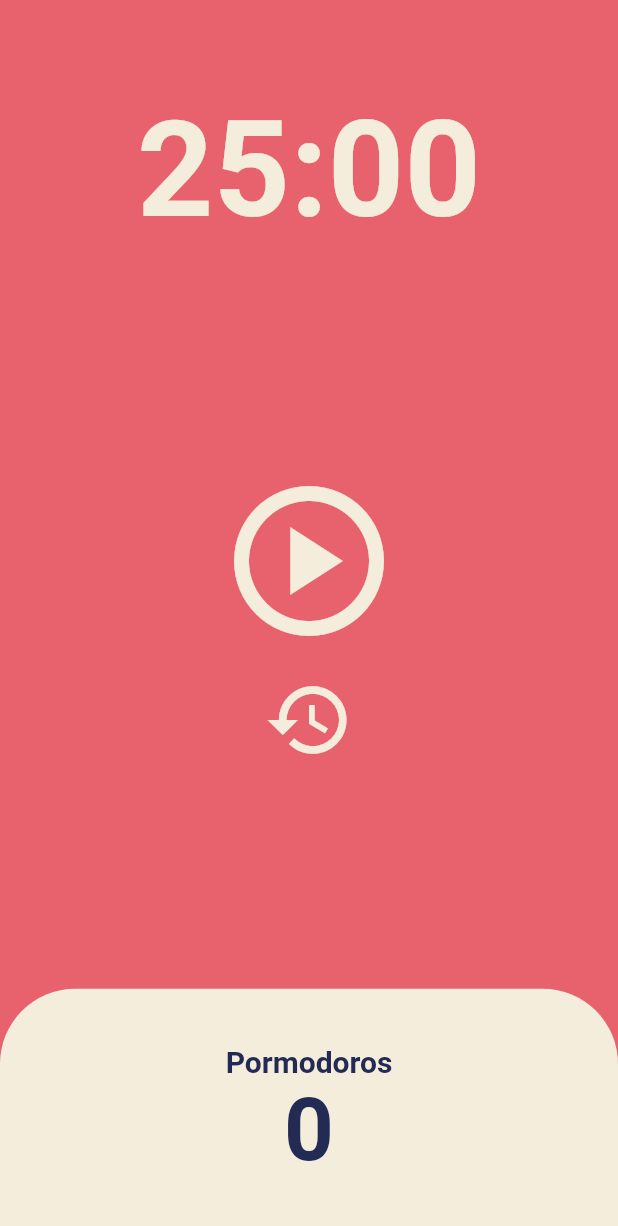
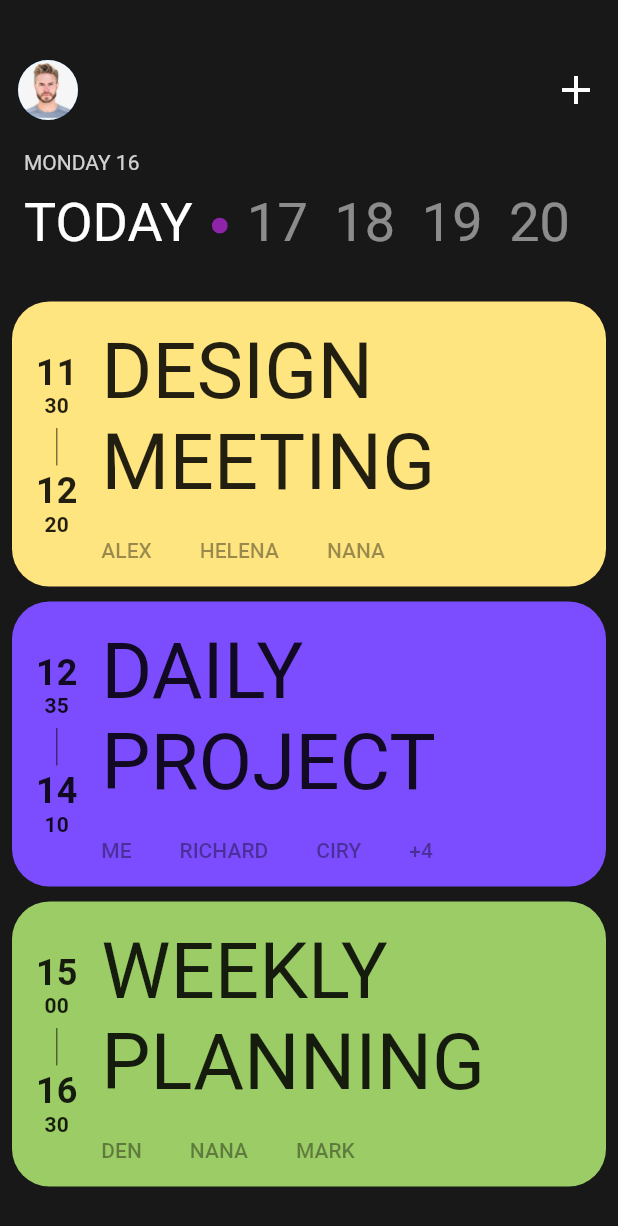
Before and after one commit to developerQuo/toonflix, a Flutter app: the screen it shows after launch, on a phone screen of 412 x 824 dp. Shown: the top 1226 px of the screen. Run offline on Flutter 3.47's test engine with Material 2 defaults, Android fonts, the phone set to English and light mode, and no system bars.

Commit message:
ui clone assignment

```diff
--- a/lib/main.dart
+++ b/lib/main.dart
@@ -1,10 +1,11 @@
 import 'package:flutter/material.dart';
-import 'package:toonflix/pomodoro.dart';
+import 'package:toonflix/ui_clone.dart';
 import 'package:toonflix/widgets/button.dart';
 import 'package:toonflix/widgets/currency_card.dart';
 
 void main() {
-  runApp(const PromodoApp());
+  runApp(const UIClone());
+  // runApp(const PromodoApp());
   // runApp(const Counter());
   // runApp(const MyApp());
 }
--- /dev/null
+++ b/lib/ui_clone.dart
@@ -0,0 +1,129 @@
+import 'package:flutter/material.dart';
+import 'package:toonflix/widgets/calendar_card.dart';
+
+class UIClone extends StatelessWidget {
+  const UIClone({super.key});
+
+  @override
+  Widget build(BuildContext context) {
+    return MaterialApp(
+      home: Scaffold(
+        backgroundColor: const Color(0xFF181818),
+        body: SingleChildScrollView(
+          clipBehavior: Clip.hardEdge,
+          child: Column(
+            children: [
+              const SizedBox(
+                height: 40,
+              ),
+              const Padding(
+                  padding: EdgeInsets.symmetric(horizontal: 12),
+                  child: Row(
+                    mainAxisAlignment: MainAxisAlignment.spaceBetween,
+                    children: [
+                      CircleAvatar(
+                        backgroundImage:
+                            AssetImage('assets/images/portrait_male.png'),
+                      ),
+                      Row(
+                        mainAxisAlignment: MainAxisAlignment.spaceBetween,
+                        children: [
+                          Icon(
+                            Icons.add,
+                            size: 32,
+                            color: Colors.white,
+                          ),
+                        ],
+                      ),
+                    ],
+                  )),
+              const SizedBox(
+                height: 20,
+              ),
+              Padding(
+                padding: const EdgeInsets.symmetric(horizontal: 16),
+                child: Column(
+                  crossAxisAlignment: CrossAxisAlignment.start,
+                  children: [
+                    Text(
+                      'MONDAY 16',
+                      style: TextStyle(
+                        color: Colors.white.withOpacity(0.8),
+                        fontSize: 14,
+                      ),
+                    ),
+                    Row(
+                      children: [
+                        const Text(
+                          'TODAY',
+                          style: TextStyle(fontSize: 36, color: Colors.white),
+                        ),
+                        Text(
+                          ' ∙ ',
+                          style: TextStyle(
+                              fontSize: 48,
+                              fontWeight: FontWeight.bold,
+                              color: Colors.purple.shade600),
+                        ),
+                        Text(
+                          '17  18  19  20',
+                          style: TextStyle(
+                              fontSize: 36,
+                              color: Colors.white.withOpacity(0.5)),
+                        ),
+                      ],
+                    ),
+                  ],
+                ),
+              ),
+              const SizedBox(
+                height: 20,
+              ),
+              CalendarCard(
+                title: 'DESIGN\nMEETING',
+                names: const ['ALEX', 'HELENA', 'NANA'],
+                fromHour: '11',
+                fromMinute: '30',
+                toHour: '12',
+                toMinute: '20',
+                color: Colors.amberAccent.shade100,
+              ),
+              const SizedBox(
+                height: 10,
+              ),
+              CalendarCard(
+                title: 'DAILY\nPROJECT',
+                names: const [
+                  'ME',
+                  'RICHARD',
+                  'CIRY',
+                  'ROME',
+                  'JULIA',
+                  'JACK',
+                  'JANE'
+                ],
+                fromHour: '12',
+                fromMinute: '35',
+                toHour: '14',
+                toMinute: '10',
+                color: Colors.deepPurpleAccent.shade200,
+              ),
+              const SizedBox(
+                height: 10,
+              ),
+              CalendarCard(
+                title: 'WEEKLY\nPLANNING',
+                names: const ['DEN', 'NANA', 'MARK'],
+                fromHour: '15',
+                fromMinute: '00',
+                toHour: '16',
+                toMinute: '30',
+                color: Colors.lightGreen.shade400,
+              ),
+            ],
+          ),
+        ),
+      ),
+    );
+  }
+}
--- /dev/null
+++ b/lib/widgets/calendar_card.dart
@@ -0,0 +1,118 @@
+import 'package:flutter/material.dart';
+
+class CalendarCard extends StatelessWidget {
+  final String title, fromHour, fromMinute, toHour, toMinute;
+  final List<String> names;
+  final Color color;
+
+  const CalendarCard({
+    super.key,
+    required this.title,
+    required this.names,
+    required this.color,
+    required this.fromHour,
+    required this.fromMinute,
+    required this.toHour,
+    required this.toMinute,
+  });
+
+  @override
+  Widget build(BuildContext context) {
+    return Padding(
+      padding: const EdgeInsets.symmetric(horizontal: 8),
+      child: Container(
+        decoration: BoxDecoration(
+          color: color,
+          borderRadius: BorderRadius.circular(25),
+        ),
+        child: Padding(
+          padding: const EdgeInsets.symmetric(horizontal: 16, vertical: 16),
+          child: Row(
+            crossAxisAlignment: CrossAxisAlignment.center,
+            children: [
+              Column(
+                children: [
+                  Text(
+                    fromHour,
+                    style: const TextStyle(
+                      fontSize: 24,
+                      fontWeight: FontWeight.bold,
+                    ),
+                  ),
+                  Text(
+                    fromMinute,
+                    style: const TextStyle(
+                      fontSize: 14,
+                      fontWeight: FontWeight.w600,
+                    ),
+                  ),
+                  const Text(
+                    '|',
+                    style: TextStyle(
+                      fontSize: 30,
+                      fontWeight: FontWeight.w100,
+                    ),
+                  ),
+                  Text(
+                    toHour,
+                    style: const TextStyle(
+                      fontSize: 24,
+                      fontWeight: FontWeight.bold,
+                    ),
+                  ),
+                  Text(
+                    toMinute,
+                    style: const TextStyle(
+                        fontSize: 14, fontWeight: FontWeight.w600),
+                  ),
+                ],
+              ),
+              const SizedBox(
+                width: 16,
+              ),
+              Column(
+                crossAxisAlignment: CrossAxisAlignment.start,
+                children: [
+                  Text(
+                    title,
+                    style: const TextStyle(
+                      fontSize: 52,
+                    ),
+                  ),
+                  const SizedBox(
+                    height: 20,
+                  ),
+                  Row(
+                    children: [
+                      for (var name in names.sublist(0, 3))
+                        Padding(
+                          padding: const EdgeInsets.only(right: 32),
+                          child: Text(
+                            name,
+                            style: TextStyle(
+                              fontSize: 14,
+                              fontWeight: FontWeight.w500,
+                              color: Colors.black.withOpacity(0.4),
+                            ),
+                          ),
+                        ),
+                      if (names.length >= 4)
+                        Text(
+                          '+${names.length - 3}',
+                          style: TextStyle(
+                            fontSize: 14,
+                            fontWeight: FontWeight.w500,
+                            color: Colors.black.withOpacity(0.4),
+                          ),
+                        ),
+                    ],
+                  ),
+                ],
+              ),
+            ],
+          ),
+        ),
+      ),
+    );
+  }
+}
--- a/pubspec.yaml
+++ b/pubspec.yaml
@@ -59,9 +59,8 @@ flutter:
   uses-material-design: true
 
   # To add assets to your application, add an assets section, like this:
-  # assets:
-  #   - images/a_dot_burr.jpeg
-  #   - images/a_dot_ham.jpeg
+  assets:
+    - assets/images/portrait_male.png
 
   # An image asset can refer to one or more resolution-specific "variants", see
   # https://flutter.dev/assets-and-images/#resolution-aware
```
Also changed, not shown: assets/images/portrait_male.png (added).
